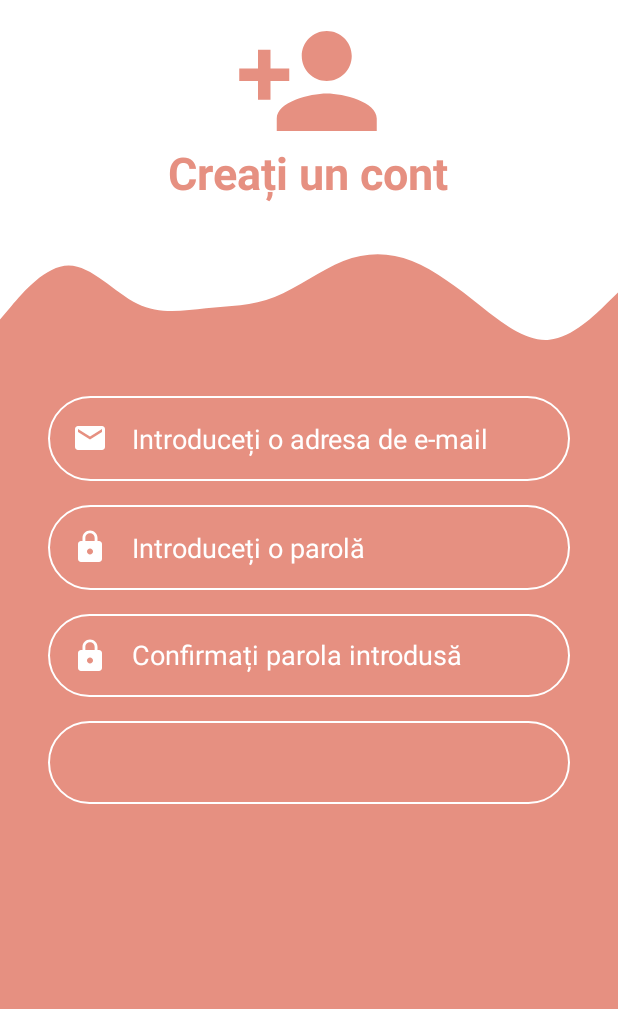
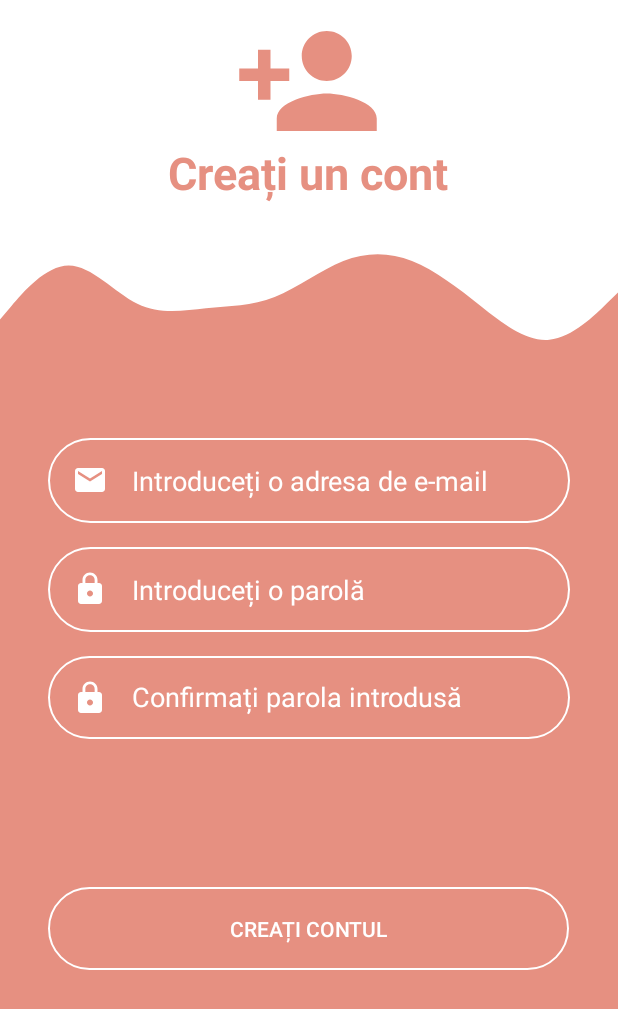
Before and after one commit to school-soft/Application, an Android app: the CreateAccount screen opened directly, with no data from a screen before it, on a phone screen of 412 x 824 dp. Shown: the top 1009 px of the screen. Run offline under Robolectric (Android 15) with nearby library versions, the phone set to English and light mode, and no system bars; our stand-ins replace Firebase (no records; nobody signed in at launch, a user with empty details on screens opened directly).

Commit message:
Am terminat de implementat logarea si crearea conturilor cu email si parola.

```diff
--- a/app/build.gradle
+++ b/app/build.gradle
@@ -38,10 +38,9 @@ dependencies {
     androidTestImplementation 'androidx.test.ext:junit:1.1.2'
     androidTestImplementation 'androidx.test.espresso:espresso-core:3.3.0'
     implementation platform('com.google.firebase:firebase-bom:26.5.0')
-    implementation 'com.google.firebase:firebase-database'
-    implementation 'com.google.firebase:firebase-auth'
+    implementation 'com.google.firebase:firebase-database-ktx'
     implementation 'com.google.firebase:firebase-auth-ktx'
-    implementation 'com.google.firebase:firebase-analytics'
+    implementation 'com.google.firebase:firebase-analytics-ktx'
     implementation "androidx.core:core-ktx:1.3.2"
     implementation "org.jetbrains.kotlin:kotlin-stdlib-jdk7:$kotlin_version"
 }
--- a/app/src/main/java/com/application/schoolsoft/CreateAccount.kt
+++ b/app/src/main/java/com/application/schoolsoft/CreateAccount.kt
@@ -1,11 +1,73 @@
 package com.application.schoolsoft
 
+import android.content.Intent
 import android.os.Bundle
+import android.util.Log
+import android.view.View
+import android.widget.Button
+import android.widget.EditText
+import android.widget.TextView
+import android.widget.Toast
 import androidx.appcompat.app.AppCompatActivity
+import com.google.firebase.auth.FirebaseAuth
+import com.google.firebase.auth.ktx.auth
+import com.google.firebase.ktx.Firebase
 
-class CreateAccount : AppCompatActivity() {
+class CreateAccount : AppCompatActivity(), View.OnClickListener {
+    private lateinit var auth: FirebaseAuth
+    private lateinit var createButton: Button
+    private lateinit var name: String
+    private lateinit var email: String
     override fun onCreate(savedInstanceState: Bundle?) {
         super.onCreate(savedInstanceState)
         setContentView(R.layout.create_account)
+        auth = Firebase.auth
+        initViews()
+        initListeners()
+    }
+    private fun initViews() {
+        createButton = findViewById(R.id.createAcc2)
+    }
+    private fun initListeners() {
+        createButton.setOnClickListener(this)
+    }
+    private fun createAccount() {
+        val emailTxt = findViewById<View>(R.id.createEmail) as EditText
+        val passwordTxt = findViewById<View>(R.id.createPassword) as EditText
+        val confirmPass = findViewById<View>(R.id.confirmPassword) as EditText
+        var email = emailTxt.text.toString()
+        var password = passwordTxt.text.toString()
+        var conPass = confirmPass.text.toString()
+        if (conPass == password) {
+            auth.createUserWithEmailAndPassword(email, password)
+                    .addOnCompleteListener(this) { task ->
+                        if (task.isSuccessful) {
+                            Log.d("createAcc", "createUserWithEmail:success")
+                        } else {
+                            Log.w("createAcc", "createUserWithEmail:failure", task.exception)
+                            Toast.makeText(baseContext, "Authentication failed",
+                                    Toast.LENGTH_SHORT).show()
+                        }
+                    }
+        } else {
+            Toast.makeText(baseContext, "Verifică parola și confirmarea acesteia",
+                    Toast.LENGTH_LONG).show()
+        }
+    }
+    private fun openLogin() {
+        val intent = Intent(this, LoginPage::class.java)
+        startActivity(intent)
+    }
+    override fun onClick(v: View?) {
+        when (v?.id) { R.id.createAcc2 -> {
+            createAccount()
+            val user = auth.currentUser
+            if ( user != null ) {
+                Toast.makeText(baseContext, "Contul a fost creat, logați-vă",
+                        Toast.LENGTH_LONG).show()
+                openLogin()
+            }
+
+        }}
     }
 }
--- a/app/src/main/res/layout/create_account.xml
+++ b/app/src/main/res/layout/create_account.xml
@@ -64,12 +64,12 @@
         app:layout_constraintVertical_bias="0.758" />
 
     <EditText
-        android:id="@+id/inputEmail2"
+        android:id="@+id/createEmail"
         android:layout_width="0dp"
         android:layout_height="wrap_content"
         android:layout_marginStart="32dp"
         android:layout_marginLeft="32dp"
-        android:layout_marginTop="24dp"
+        android:layout_marginTop="52dp"
         android:layout_marginEnd="32dp"
         android:layout_marginRight="32dp"
         android:background="@drawable/round_border_white"
@@ -80,6 +80,7 @@
         android:hint="@string/createEmailHint"
         android:inputType="textEmailAddress"
         android:padding="16dp"
+        android:textColor="#FFFFFF"
         android:textColorHint="#FFFFFF"
         app:layout_constraintEnd_toEndOf="parent"
         app:layout_constraintHorizontal_bias="0.0"
@@ -87,7 +88,7 @@
         app:layout_constraintTop_toBottomOf="@+id/white_wave" />
 
     <EditText
-        android:id="@+id/inputPassword2"
+        android:id="@+id/createPassword"
         android:layout_width="0dp"
         android:layout_height="wrap_content"
         android:layout_marginStart="32dp"
@@ -103,13 +104,14 @@
         android:hint="@string/createPassHint"
         android:inputType="textPassword"
         android:padding="16dp"
+        android:textColor="#FFFFFF"
         android:textColorHint="#FFFFFF"
         app:layout_constraintEnd_toEndOf="parent"
         app:layout_constraintStart_toStartOf="parent"
-        app:layout_constraintTop_toBottomOf="@+id/inputEmail2" />
+        app:layout_constraintTop_toBottomOf="@+id/createEmail" />
 
     <EditText
-        android:id="@+id/inputPassword3"
+        android:id="@+id/confirmPassword"
         android:layout_width="0dp"
         android:layout_height="55dp"
         android:layout_marginStart="32dp"
@@ -125,23 +127,30 @@
         android:hint="@string/confirmPass"
         android:inputType="textPassword"
         android:padding="16dp"
+        android:textColor="#FFFFFF"
         android:textColorHint="#FFFFFF"
         app:layout_constraintEnd_toEndOf="parent"
         app:layout_constraintHorizontal_bias="0.0"
         app:layout_constraintStart_toStartOf="parent"
-        app:layout_constraintTop_toBottomOf="@+id/inputPassword2" />
+        app:layout_constraintTop_toBottomOf="@+id/createPassword" />
 
-    <Spinner
-        android:id="@+id/dropDwnCls"
-        android:layout_width="0dp"
+    <Button
+        android:id="@+id/createAcc2"
+        android:layout_width="347dp"
         android:layout_height="55dp"
         android:layout_marginStart="32dp"
         android:layout_marginLeft="32dp"
-        android:layout_marginTop="16dp"
+        android:layout_marginTop="32dp"
         android:layout_marginEnd="32dp"
         android:layout_marginRight="32dp"
         android:background="@drawable/round_border_white"
+        android:text="@string/finishCreation"
+        android:textColor="@color/white"
+        app:layout_constraintBottom_toBottomOf="parent"
         app:layout_constraintEnd_toEndOf="parent"
+        app:layout_constraintHorizontal_bias="0.0"
         app:layout_constraintStart_toStartOf="parent"
-        app:layout_constraintTop_toBottomOf="@+id/inputPassword3" />
+        app:layout_constraintTop_toBottomOf="@+id/confirmPassword"
+        app:layout_constraintVertical_bias="0.274" />
+
 </androidx.constraintlayout.widget.ConstraintLayout>
--- a/app/src/main/res/values/strings.xml
+++ b/app/src/main/res/values/strings.xml
@@ -5,7 +5,7 @@
     <string name="enterAcc">Intrați în cont</string>
     <string name="passHint">Introduceți parola</string>
     <string name="logButtonText">LOGARE</string>
-    <string name="fgtPass">Ați uitat parola?</string>
+    <string name="fgtPass">Ați uitat parola?</string>pl
     <string name="OR">SAU</string>
     <string name="googleIcon">Google Icon</string>
     <string name="facebookIcon">Facebook Icon</string>
@@ -14,4 +14,6 @@
     <string name="createEmailHint">Introduceți  o adresa de e-mail</string>
     <string name="createPassHint">Introduceți o parolă</string>
     <string name="confirmPass">Confirmați parola introdusă</string>
+    <string name="createAccButton">CREAȚI UN CONT</string>
+    <string name="finishCreation">CREAȚI CONTUL</string>
 </resources>
```
Also changed, not shown: app/src/main/java/com/application/schoolsoft/LoginPage.kt (+16 -14 lines), app/src/main/res/drawable/transparent_bg_bordered.xml (added, +13 -0 lines), app/src/main/res/drawable/transparent_bg_bordered_button.xml (added, +7 -0 lines), app/src/main/res/layout/login_page.xml (+17 -17 lines).
